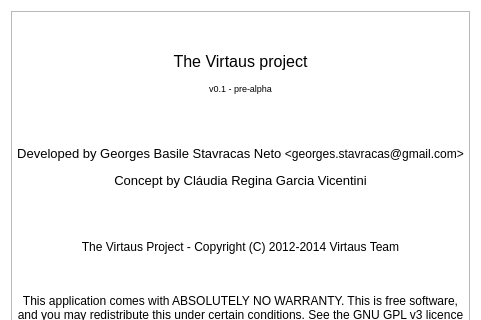
GeorgesStavracas/Virtaus-old, file dialogs/about-dialog.ui: the form before one commit; both pictures show x 0 to 481 and y 0 to 320 of the 481 by 508 pixel window.
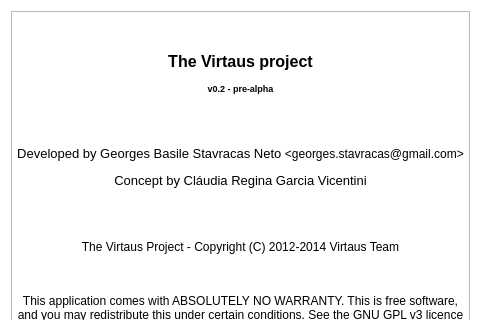
The form after the commit. Icons and pictures are not drawn.

The edit to the form file:
```diff
--- a/dialogs/about-dialog.ui
+++ b/dialogs/about-dialog.ui
@@ -56,7 +56,7 @@
       <item row="0" column="0">
        <widget class="QLabel" name="label">
         <property name="text">
-         <string>&lt;html&gt;&lt;head/&gt;&lt;body&gt;&lt;p align=&quot;center&quot;&gt;&lt;br/&gt;&lt;img src=&quot;:/virtaus/images/resources/icon.svg&quot;/&gt;&lt;/p&gt;&lt;p align=&quot;center&quot;&gt;&lt;span style=&quot; font-size:12pt;&quot;&gt;The Virtaus project&lt;/span&gt;&lt;/p&gt;&lt;p align=&quot;center&quot;&gt;&lt;span style=&quot; font-size:7pt;&quot;&gt;v0.1 - pre-alpha&lt;/span&gt;&lt;/p&gt;&lt;p align=&quot;center&quot;&gt;&lt;br/&gt;&lt;/p&gt;&lt;p align=&quot;center&quot;&gt;&lt;span style=&quot; font-size:10pt;&quot;&gt;Developed by Georges Basile Stavracas Neto &lt;/span&gt;&amp;lt;georges.stavracas@gmail.com&amp;gt;&lt;/p&gt;&lt;p align=&quot;center&quot;&gt;&lt;span style=&quot; font-size:10pt;&quot;&gt;Concept by Cláudia Regina Garcia Vicentini&lt;/span&gt;&lt;/p&gt;&lt;p align=&quot;center&quot;&gt;&lt;br/&gt;&lt;/p&gt;&lt;p align=&quot;center&quot;&gt;The Virtaus Project - Copyright (C) 2012-2014 Virtaus Team&lt;/p&gt;&lt;p align=&quot;center&quot;&gt;&lt;br/&gt;&lt;br/&gt;This application comes with ABSOLUTELY NO WARRANTY. This is free software, and you may redistribute this under certain conditions. See the GNU GPL v3 licence at &lt;a href=&quot;http://www.gnu.org/licenses/gpl.html&quot;&gt;&lt;span style=&quot; text-decoration: underline; color:#0000ff;&quot;&gt;the GNU website&lt;/span&gt;&lt;/a&gt;.&lt;/p&gt;&lt;/body&gt;&lt;/html&gt;</string>
+         <string>&lt;html&gt;&lt;head/&gt;&lt;body&gt;&lt;p align=&quot;center&quot;&gt;&lt;span style=&quot; font-weight:600;&quot;&gt;&lt;br/&gt;&lt;/span&gt;&lt;img src=&quot;:/virtaus/images/resources/icon.svg&quot;/&gt;&lt;/p&gt;&lt;p align=&quot;center&quot;&gt;&lt;span style=&quot; font-size:12pt; font-weight:600;&quot;&gt;The Virtaus project&lt;/span&gt;&lt;/p&gt;&lt;p align=&quot;center&quot;&gt;&lt;span style=&quot; font-size:7pt; font-weight:600;&quot;&gt;v0.2 - pre-alpha&lt;/span&gt;&lt;/p&gt;&lt;p align=&quot;center&quot;&gt;&lt;br/&gt;&lt;/p&gt;&lt;p align=&quot;center&quot;&gt;&lt;span style=&quot; font-size:10pt;&quot;&gt;Developed by Georges Basile Stavracas Neto &lt;/span&gt;&amp;lt;georges.stavracas@gmail.com&amp;gt;&lt;/p&gt;&lt;p align=&quot;center&quot;&gt;&lt;span style=&quot; font-size:10pt;&quot;&gt;Concept by Cláudia Regina Garcia Vicentini&lt;/span&gt;&lt;/p&gt;&lt;p align=&quot;center&quot;&gt;&lt;br/&gt;&lt;/p&gt;&lt;p align=&quot;center&quot;&gt;The Virtaus Project - Copyright (C) 2012-2014 Virtaus Team&lt;/p&gt;&lt;p align=&quot;center&quot;&gt;&lt;br/&gt;&lt;br/&gt;This application comes with ABSOLUTELY NO WARRANTY. This is free software, and you may redistribute this under certain conditions. See the GNU GPL v3 licence at &lt;a href=&quot;http://www.gnu.org/licenses/gpl.html&quot;&gt;&lt;span style=&quot; text-decoration: underline; color:#0000ff;&quot;&gt;the GNU website&lt;/span&gt;&lt;/a&gt;.&lt;/p&gt;&lt;/body&gt;&lt;/html&gt;</string>
         </property>
         <property name="textFormat">
          <enum>Qt::RichText</enum>
```
